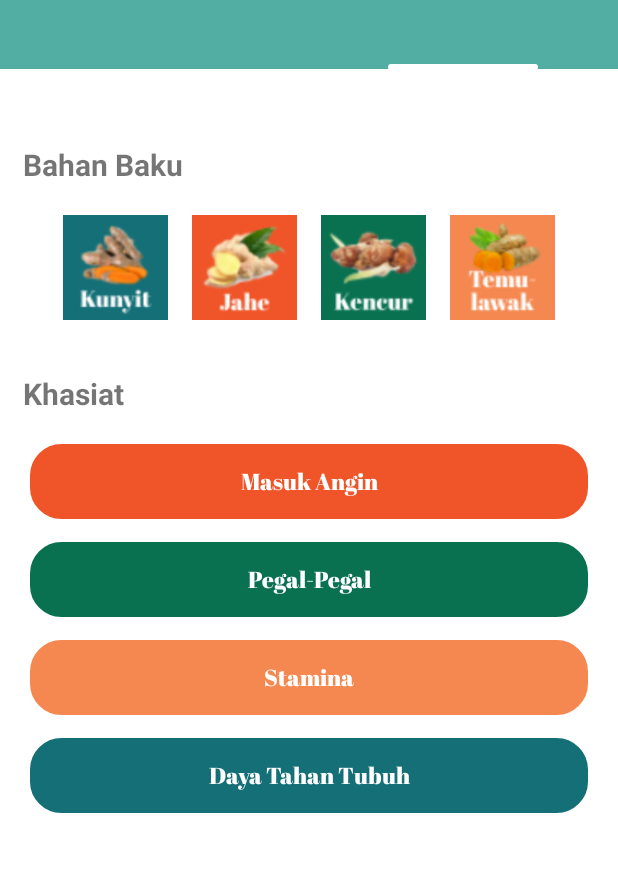
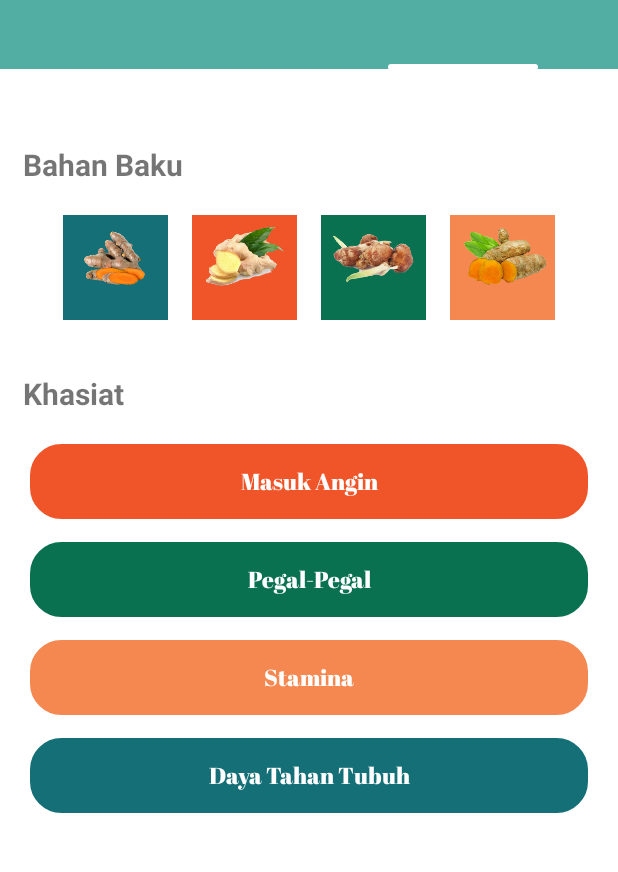
Before and after one commit to MonsterGege/JamuApp, an Android app: the screen it shows after launch (MainActivity), tab 2 chosen, on a phone screen of 412 x 824 dp, the part 74-946 px from its top. Run offline under Robolectric (Android 15) with nearby library versions, the phone set to English and light mode, and no system bars.

Commit message:
update icon

```diff
--- a/app/src/main/res/layout/fragment_category.xml
+++ b/app/src/main/res/layout/fragment_category.xml
@@ -26,6 +26,8 @@
             android:layout_width="70dp"
             android:layout_height="70dp"
             android:background="@drawable/kunyit" />
+
+
         <ImageView
             android:id="@+id/two"
             android:layout_width="70dp"
@@ -46,7 +48,7 @@
             android:id="@+id/four"
             android:layout_width="70dp"
             android:layout_height="70dp"
-            android:background="@drawable/temulawakk"
+            android:background="@drawable/temulawak"
             android:layout_marginLeft="16dp"
             android:layout_toRightOf="@id/three"
             />
```
Also changed, not shown: app/src/main/res/drawable/jahe.jpeg, app/src/main/res/drawable/jamu.png (deleted), app/src/main/res/drawable/kencur.jpeg, app/src/main/res/drawable/kunyit.jpeg, app/src/main/res/drawable/temulawak.jpeg, app/src/main/res/drawable/temulawakk.jpeg (deleted).
